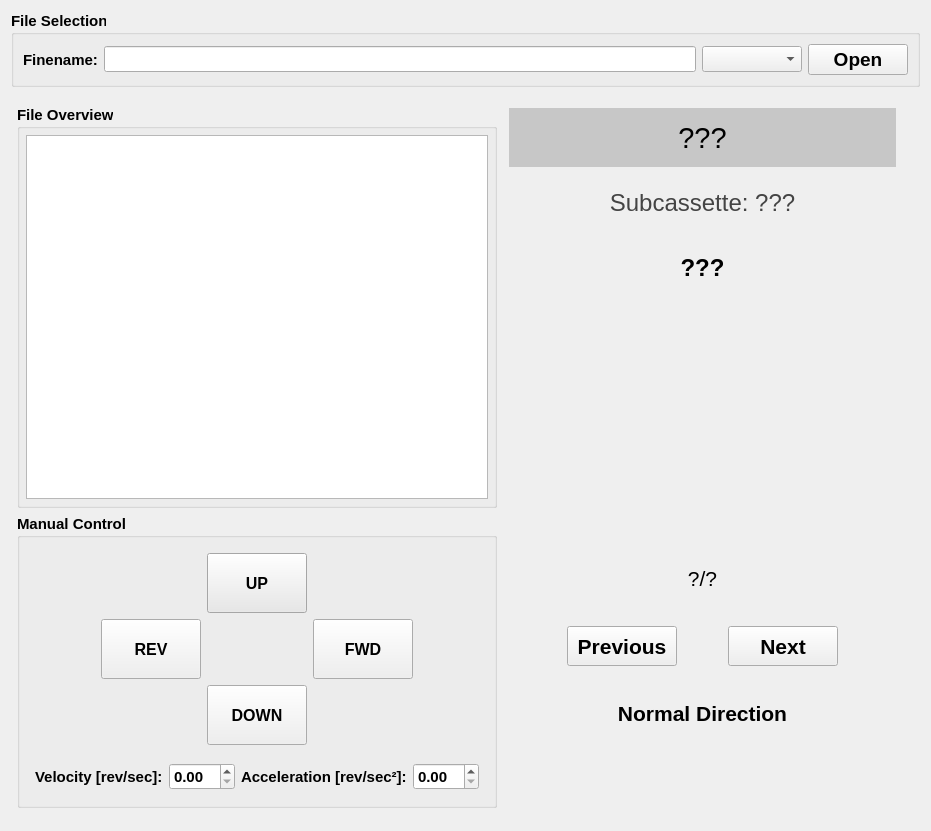
lnls-ima/delta-assembly-bench, file deltabench/gui/ui/assemblywidget.ui: the form before one commit.
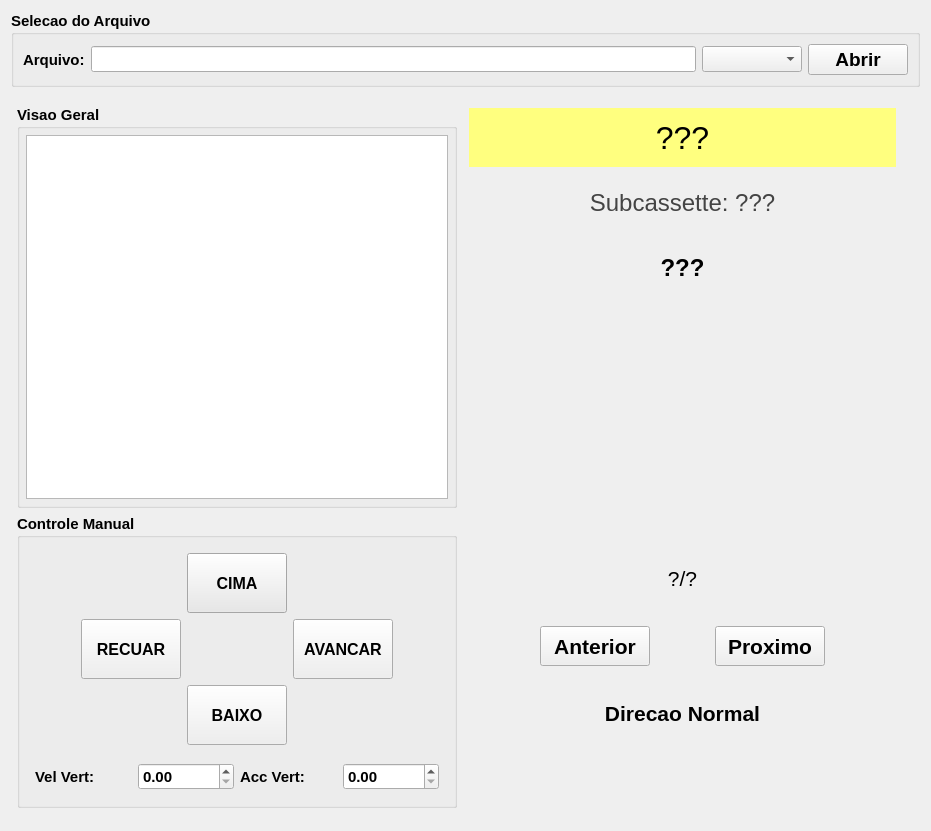
The form after the commit. Icons and pictures are not drawn.

Commit message:
Translate main widgets labels and messages to portuguese
This is important since maybe not all of the GUI users will
be comfortable with using it in english.

Patch:
```diff
--- a/deltabench/gui/ui/assemblywidget.ui
+++ b/deltabench/gui/ui/assemblywidget.ui
@@ -34,13 +34,13 @@
       </font>
      </property>
      <property name="title">
-      <string>File Selection</string>
+      <string>Selecao do Arquivo</string>
      </property>
      <layout class="QHBoxLayout" name="horizontalLayout_2">
       <item>
        <widget class="QLabel" name="label_4">
         <property name="text">
-         <string>Finename:</string>
+         <string>Arquivo:</string>
         </property>
        </widget>
       </item>
@@ -77,7 +77,7 @@
          </font>
         </property>
         <property name="text">
-         <string>Open</string>
+         <string>Abrir</string>
         </property>
         <property name="icon">
          <iconset>
@@ -137,7 +137,7 @@
           </font>
          </property>
          <property name="title">
-          <string>File Overview</string>
+          <string>Visao Geral</string>
          </property>
          <layout class="QGridLayout" name="gridLayout">
           <property name="leftMargin">
@@ -176,7 +176,7 @@
           </font>
          </property>
          <property name="title">
-          <string>Manual Control</string>
+          <string>Controle Manual</string>
          </property>
          <layout class="QGridLayout" name="gridLayout_5">
           <item row="1" column="0" colspan="3">
@@ -199,7 +199,7 @@
             <item row="0" column="0">
              <widget class="QLabel" name="label">
               <property name="text">
-               <string>Velocity [rev/sec]:</string>
+               <string>Vel Vert:</string>
               </property>
              </widget>
             </item>
@@ -209,7 +209,7 @@
             <item row="0" column="2">
              <widget class="QLabel" name="label_2">
               <property name="text">
-               <string>Acceleration [rev/sec²]:</string>
+               <string>Acc Vert:</string>
               </property>
              </widget>
             </item>
@@ -252,7 +252,7 @@
                <string notr="true">background-color: rgb(232, 232, 232);</string>
               </property>
               <property name="text">
-               <string>UP</string>
+               <string>CIMA</string>
               </property>
               <property name="icon">
                <iconset>
@@ -286,7 +286,7 @@
                </font>
               </property>
               <property name="text">
-               <string>FWD</string>
+               <string>AVANCAR</string>
               </property>
               <property name="icon">
                <iconset>
@@ -320,7 +320,7 @@
                </font>
               </property>
               <property name="text">
-               <string>REV</string>
+               <string>RECUAR</string>
               </property>
               <property name="icon">
                <iconset>
@@ -354,7 +354,7 @@
                </font>
               </property>
               <property name="text">
-               <string>DOWN</string>
+               <string>BAIXO</string>
               </property>
               <property name="icon">
                <iconset>
@@ -419,11 +419,11 @@
         <widget class="QLabel" name="la_cassette_name">
          <property name="font">
           <font>
-           <pointsize>22</pointsize>
+           <pointsize>24</pointsize>
           </font>
          </property>
          <property name="styleSheet">
-          <string notr="true">background-color: rgb(199, 199, 199);</string>
+          <string notr="true">background-color: rgb(255, 255, 127);</string>
          </property>
          <property name="text">
           <string>???</string>
@@ -572,7 +572,7 @@
               </font>
              </property>
              <property name="text">
-              <string>Next</string>
+              <string>Proximo</string>
              </property>
             </widget>
            </item>
@@ -631,7 +631,7 @@
               </font>
              </property>
              <property name="text">
-              <string>Previous</string>
+              <string>Anterior</string>
              </property>
             </widget>
            </item>
@@ -667,7 +667,7 @@
           </font>
          </property>
          <property name="text">
-          <string>Normal Direction</string>
+          <string>Direcao Normal</string>
          </property>
          <property name="alignment">
           <set>Qt::AlignCenter</set>
```
The commit also changes 5 other files.
